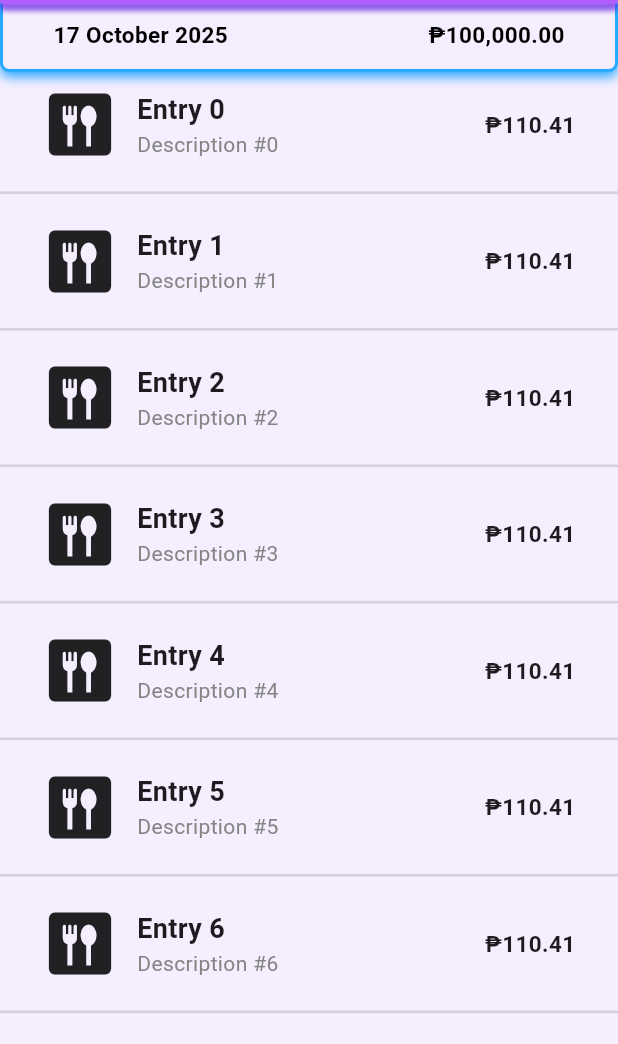
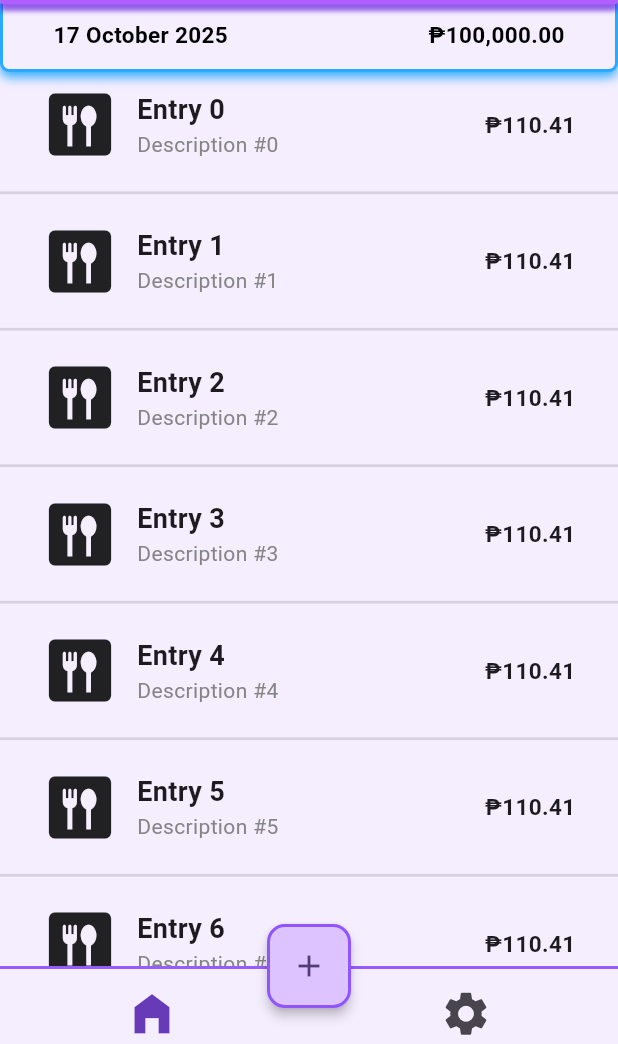
Before and after one commit to haaymee/personal_expense_tracker, a Flutter app: the screen it shows after launch, on a phone screen of 412 x 824 dp, the part 192-1236 px from its top. Run offline on Flutter 3.47's test engine with Material 3 defaults, Android fonts, the phone set to English and light mode, and no system bars; our stand-ins replace sliver_tools; missing offline and left inert: dart:ffi, svg_flutter.

Commit message:
feat : added bottom app bar design

```diff
--- a/lib/pages/HomePage.dart
+++ b/lib/pages/HomePage.dart
@@ -7,6 +7,7 @@ import 'package:expenses_tracker/models/BudgetEntry.dart';
 import 'package:expenses_tracker/slivers/delegates.dart';
 import 'package:expenses_tracker/utils/StringUtils.dart';
 import 'package:expenses_tracker/widgets/Cards.dart';
+import 'package:expenses_tracker/widgets/Footers.dart';
 import 'package:expenses_tracker/widgets/Labels.dart';
 import 'package:flutter/material.dart';
 import 'package:intl/intl.dart';
@@ -18,7 +19,6 @@ class HomePage extends StatelessWidget {
   final Color bgColor = Color.fromRGBO(245, 238, 255, 1);
   final Color netLossColor = Colors.pink;
   final Color netGainColor = Colors.green;
-
 
   final Map<DateTime, List<BudgetEntry>> _budgets = {
     DateTime.now() :
@@ -154,15 +154,66 @@ class HomePage extends StatelessWidget {
             ),
           ),
 
-          HeadingBalanceContainer(
-            height: 75,
-            dividerHeight: 50,
-            dividerThickness: 1.75,
-          )
-
+          IgnorePointer(
+            child: HeadingBalanceContainer(
+              height: 75,
+              dividerHeight: 50,
+              dividerThickness: 1.75,
+            ),
+          ),
         ],
       ),
 
+      bottomNavigationBar: Container(
+        decoration: BoxDecoration(
+          border: BoxBorder.fromLTRB(
+            top: BorderSide(
+              color: const Color.fromARGB(210, 129, 61, 255),
+              width: 2
+            )
+          )
+        ),
+
+        child: BottomAppBar(
+          elevation: 10,
+          height: 50,
+          color: bgColor,
+
+          child: Row(
+            spacing: 100,
+            mainAxisAlignment: MainAxisAlignment.spaceEvenly,
+            children: [
+              IconButton(
+                padding: EdgeInsets.zero,
+                icon: Icon(Icons.home_filled, color: Colors.deepPurple, size: 35),
+                onPressed: () {},
+              ),
+
+              IconButton(
+                padding: EdgeInsets.zero,
+                icon: Icon(Icons.settings, size: 35),
+                onPressed: () {},
+              ),
+            ]
+          ),
+        ),
+      ),
+
+      floatingActionButtonLocation: FloatingActionButtonLocation.centerDocked,
+      floatingActionButton: FloatingActionButton(
+        elevation: 3,
+        shape: RoundedRectangleBorder(
+          borderRadius: BorderRadius.circular(12),
+          side: BorderSide(
+            color: const Color.fromARGB(210, 129, 61, 255),
+            width: 2
+          )
+        ),
+        backgroundColor: const Color.fromARGB(255, 221, 195, 255),
+        onPressed: () {},
+        tooltip: "Add Transaction",
+        child: Icon(Icons.add),
+      ),
     );
   }
 }
--- /dev/null
+++ b/lib/widgets/Footers.dart
@@ -0,0 +1,12 @@
+import 'package:flutter/material.dart';
+
+class FooterNavBar extends StatelessWidget {
+  const FooterNavBar({super.key});
+
+  @override
+  Widget build(BuildContext context) {
+    return Container(
+      color: Colors.yellow,
+    );
+  }
+}
```
